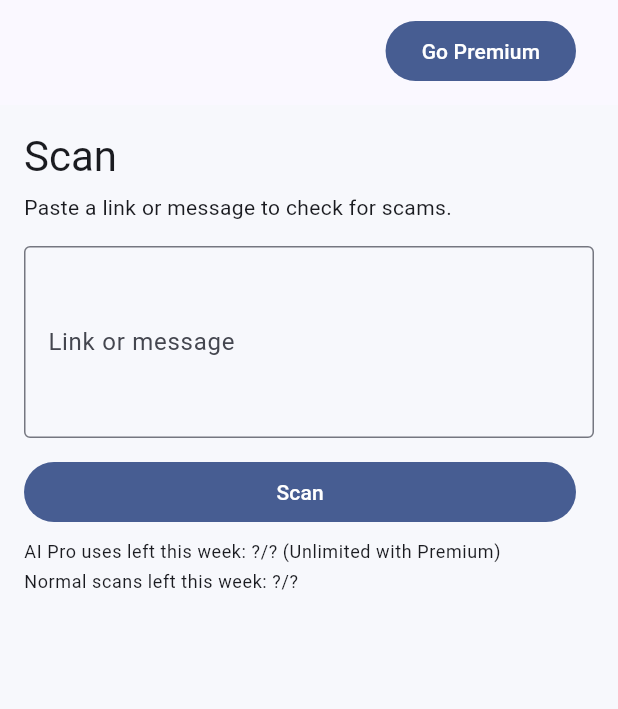
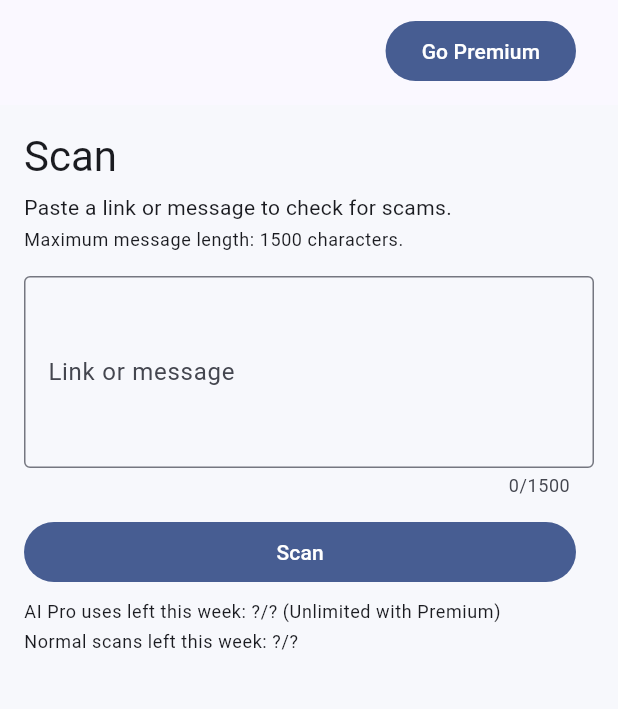
Before and after one commit to JamDesigns/AI-Scam-Shield, a Flutter app: the screen it shows after launch, on a phone screen of 412 x 824 dp, the part 57-766 px from its top. Run offline on Flutter 3.47's test engine with Material 3 defaults, Android fonts, the phone set to English and light mode, and no system bars; our stand-ins replace firebase_analytics, firebase_core, shared_preferences; missing offline and left inert: purchases_flutter, purchases_ui_flutter; accounts and stored records are empty; network calls fail.

Commit message:
feat(app): show scan input length limit in scan screen

```diff
--- a/app/assets/i18n/en.json
+++ b/app/assets/i18n/en.json
@@ -2,6 +2,7 @@
   "app.title": "Scam Shield",
   "scan.title": "Scan",
   "scan.subtitle": "Paste a link or message to check for scams.",
+  "scan.maxLength": "Maximum message length: {max} characters.",
   "scan.input.label": "Link or message",
   "scan.button": "Scan",
   "scan.example": "Example: Your account is locked. Verify at https://secure-login-paypaI.com",
--- a/app/assets/i18n/es.json
+++ b/app/assets/i18n/es.json
@@ -2,6 +2,7 @@
   "app.title": "Scam Shield",
   "scan.title": "Escanear",
   "scan.subtitle": "Pega un enlace o mensaje para comprobar si es una estafa.",
+  "scan.maxLength": "Longitud máxima del mensaje: {max} caracteres.",
   "scan.input.label": "Enlace o mensaje",
   "scan.button": "Escanear",
   "scan.example": "Ejemplo: Tu cuenta está bloqueada. Verifica en https://secure-login-paypaI.com",
--- a/app/assets/i18n/fr.json
+++ b/app/assets/i18n/fr.json
@@ -2,6 +2,7 @@
   "app.title": "Scam Shield",
   "scan.title": "Analyser",
   "scan.subtitle": "Collez un lien ou un message pour vérifier s’il s’agit d’une arnaque.",
+  "scan.maxLength": "Longueur maximale du message : {max} caractères.",
   "scan.input.label": "Lien ou message",
   "scan.button": "Analyser",
   "scan.example": "Exemple : Votre compte est bloqué. Vérifiez sur https://secure-login-paypaI.com",
--- a/app/lib/features/scan/scan_page.dart
+++ b/app/lib/features/scan/scan_page.dart
@@ -19,6 +19,7 @@ class ScanPage extends StatefulWidget {
 }
 
 class _ScanPageState extends State<ScanPage> {
+  static const int _maxInputLength = 1500;
   final _controller = TextEditingController();
 
   String? _deviceId;
@@ -313,11 +314,23 @@ class _ScanPageState extends State<ScanPage> {
               style: Theme.of(context).textTheme.bodyMedium,
               textAlign: TextAlign.start,
             ),
+            const SizedBox(height: 4),
+            Text(
+              t.t(
+                'scan.maxLength',
+                params: {
+                  'max': _maxInputLength.toString(),
+                },
+              ),
+              style: Theme.of(context).textTheme.bodySmall,
+              textAlign: TextAlign.start,
+            ),
             const SizedBox(height: 16),
             TextField(
               controller: _controller,
               minLines: 4,
               maxLines: 10,
+              maxLength: _maxInputLength,
               decoration: InputDecoration(
                 labelText: t.t('scan.input.label'),
                 hintText: t.t('scan.example'),
--- a/app/pubspec.yaml
+++ b/app/pubspec.yaml
@@ -1,7 +1,7 @@
 name: scam_shield_mvp
 description: Scam Shield MVP - AI scam scanner with backend rules + subscription gate.
 publish_to: 'none'
-version: 1.0.0+4
+version: 1.0.0+5
 
 environment:
   sdk: '>=3.4.0 <4.0.0'
```
Also changed, not shown: 1 other file.
